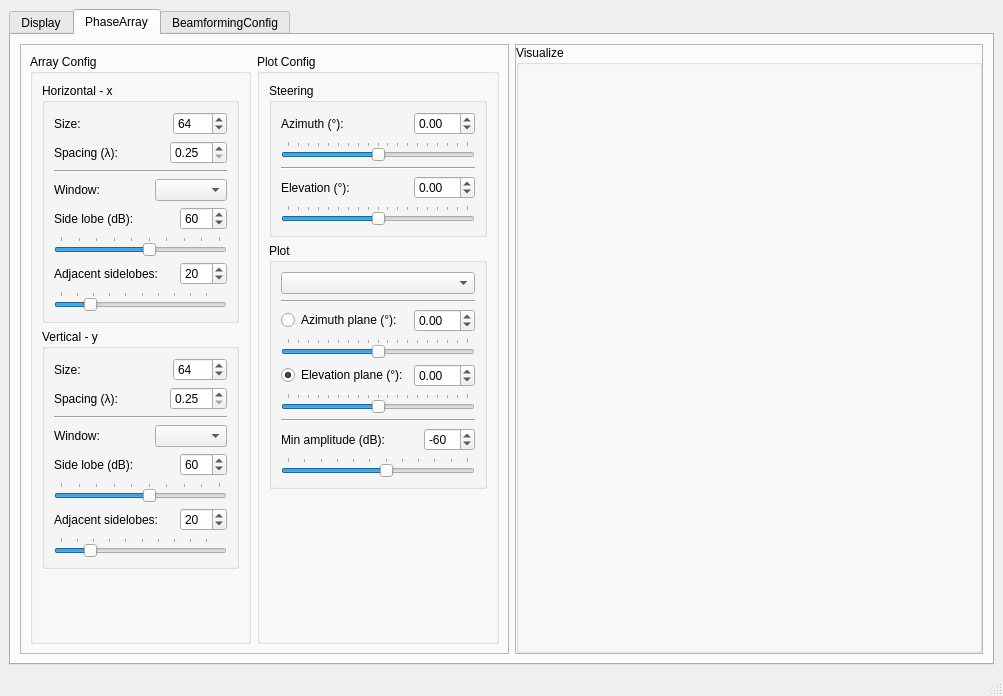
This is src/radeye/panel.ui in hotung1027/radeye as Qt 5 draws it before an edit. The edited form follows.
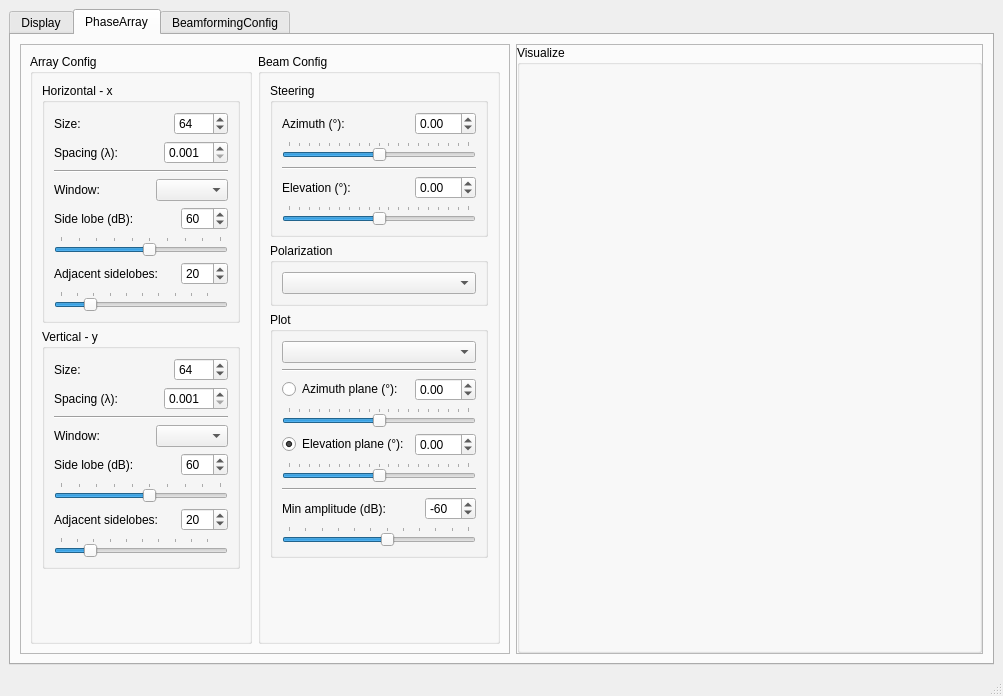
This is the edited form. The open tabs and pages were chosen to show the change. Icons and pictures are not drawn. Custom widgets are drawn as their Qt base class.

What changed in the file:
```diff
--- a/src/radeye/panel.ui
+++ b/src/radeye/panel.ui
@@ -597,8 +597,11 @@
                              <height>20</height>
                             </size>
                            </property>
+                           <property name="decimals">
+                            <number>3</number>
+                           </property>
                            <property name="minimum">
-                            <double>0.250000000000000</double>
+                            <double>0.001000000000000</double>
                            </property>
                            <property name="maximum">
                             <double>10.000000000000000</double>
@@ -871,8 +874,11 @@
                              <height>20</height>
                             </size>
                            </property>
+                           <property name="decimals">
+                            <number>3</number>
+                           </property>
                            <property name="minimum">
-                            <double>0.250000000000000</double>
+                            <double>0.001000000000000</double>
                            </property>
                            <property name="maximum">
                             <double>10.000000000000000</double>
@@ -881,7 +887,7 @@
                             <double>0.250000000000000</double>
                            </property>
                            <property name="value">
-                            <double>0.250000000000000</double>
+                            <double>0.001000000000000</double>
                            </property>
                           </widget>
                          </item>
@@ -1095,7 +1101,7 @@
                     </size>
                    </property>
                    <property name="title">
-                    <string>Plot Config</string>
+                    <string>Beam Config</string>
                    </property>
                    <layout class="QVBoxLayout" name="plotConfigLayout">
                     <item>
@@ -1259,6 +1265,18 @@
                       </layout>
                      </widget>
                     </item>
+                    <item>
+                     <widget class="QGroupBox" name="polarGroupBox">
+                      <property name="title">
+                       <string>Polarization</string>
+                      </property>
+                      <layout class="QGridLayout" name="gridLayout_2">
+                       <item row="0" column="0">
+                        <widget class="QComboBox" name="polardirection"/>
+                       </item>
+                      </layout>
+                     </widget>
+                    </item>
                     <item>
                      <widget class="QGroupBox" name="gb_plot">
                       <property name="sizePolicy">
```
Left out of the diff: 8 changed lines with no effect on the pictures.
